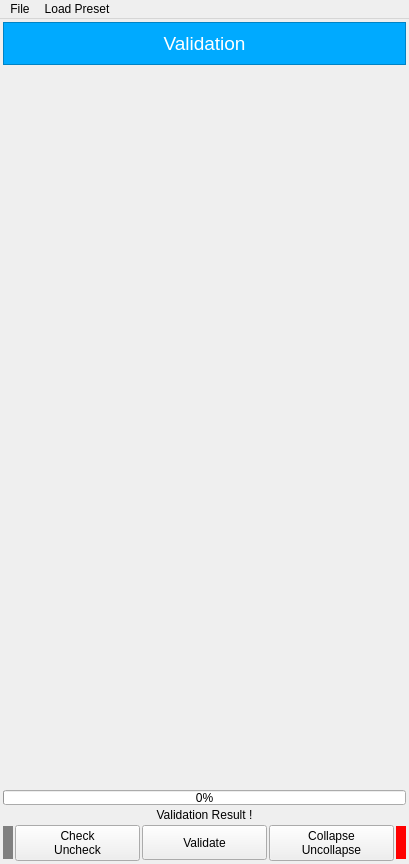
Before: the Qt Designer form lib/ui/Validation_MainUI.ui in thienphuochoang/Portfolio, drawn with Qt 5.
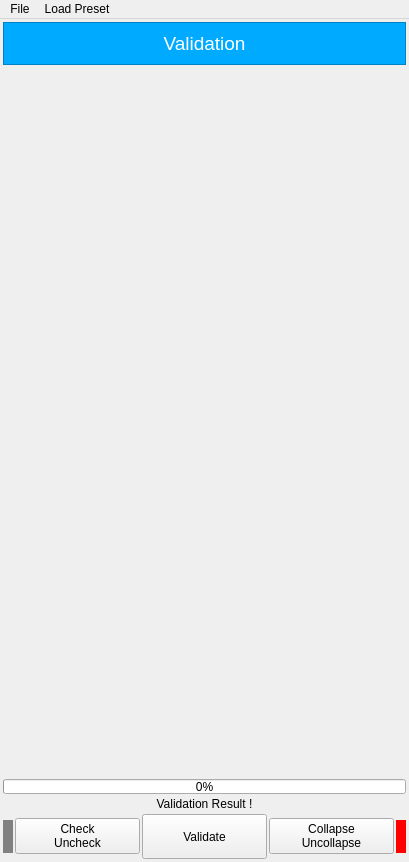
After: the same form once the commit is applied.

Diff of the .ui file:
```diff
--- a/lib/ui/Validation_MainUI.ui
+++ b/lib/ui/Validation_MainUI.ui
@@ -7,7 +7,7 @@
     <x>0</x>
     <y>0</y>
     <width>409</width>
-    <height>864</height>
+    <height>862</height>
    </rect>
   </property>
   <property name="sizePolicy">
@@ -117,7 +117,7 @@
            <x>0</x>
            <y>0</y>
            <width>401</width>
-           <height>713</height>
+           <height>676</height>
           </rect>
          </property>
          <layout class="QVBoxLayout" name="verticalLayout">
@@ -267,8 +267,8 @@
        <widget class="QPushButton" name="btnValidate">
         <property name="minimumSize">
          <size>
-          <width>100</width>
-          <height>35</height>
+          <width>0</width>
+          <height>45</height>
          </size>
         </property>
         <property name="toolTip">
```
Left out of the diff: 2 changed lines with no effect on the pictures.
